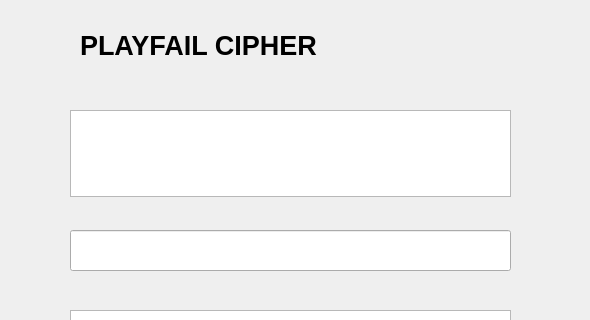
This is LAB-03/ui/playfair.ui in tuyetnhilk2021-cpu/bmttnc-hutech-2380601578 as Qt 5 draws it before an edit; both pictures show x 210 to 800 and y 0 to 320 of the 800 by 600 pixel window. The edited form follows.
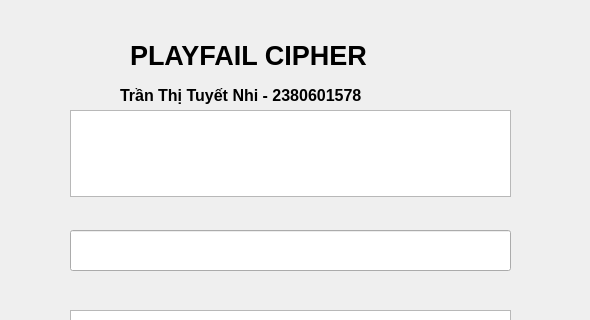
This is the edited form.

Diff of the .ui file:
```diff
--- a/LAB-03/ui/playfair.ui
+++ b/LAB-03/ui/playfair.ui
@@ -17,8 +17,8 @@
    <widget class="QLabel" name="label_4">
     <property name="geometry">
      <rect>
-      <x>290</x>
-      <y>30</y>
+      <x>340</x>
+      <y>40</y>
       <width>321</width>
       <height>31</height>
      </rect>
@@ -150,6 +150,26 @@
      </rect>
     </property>
    </widget>
+   <widget class="QLabel" name="label_5">
+    <property name="geometry">
+     <rect>
+      <x>330</x>
+      <y>80</y>
+      <width>291</width>
+      <height>31</height>
+     </rect>
+    </property>
+    <property name="font">
+     <font>
+      <pointsize>12</pointsize>
+      <weight>75</weight>
+      <bold>true</bold>
+     </font>
+    </property>
+    <property name="text">
+     <string>Trần Thị Tuyết Nhi - 2380601578</string>
+    </property>
+   </widget>
   </widget>
   <widget class="QMenuBar" name="menubar">
    <property name="geometry">
```
Left out of the diff: 2 changed lines with no effect on the pictures.
